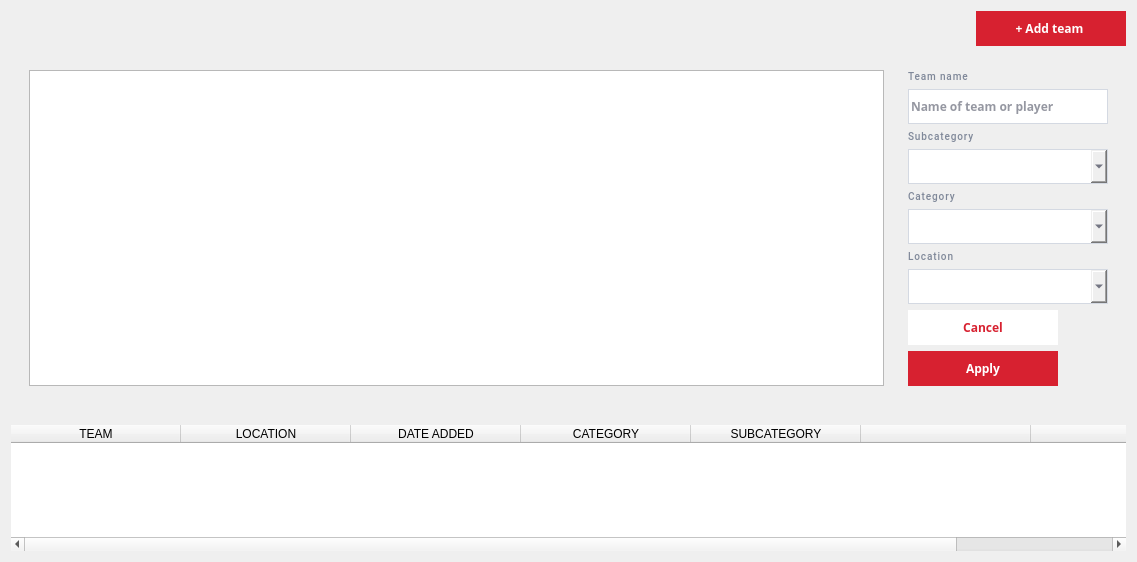
Old version of the form client/screens/widgets/teams/teams.ui in the repository kleroop/TechCourse_2022_12.
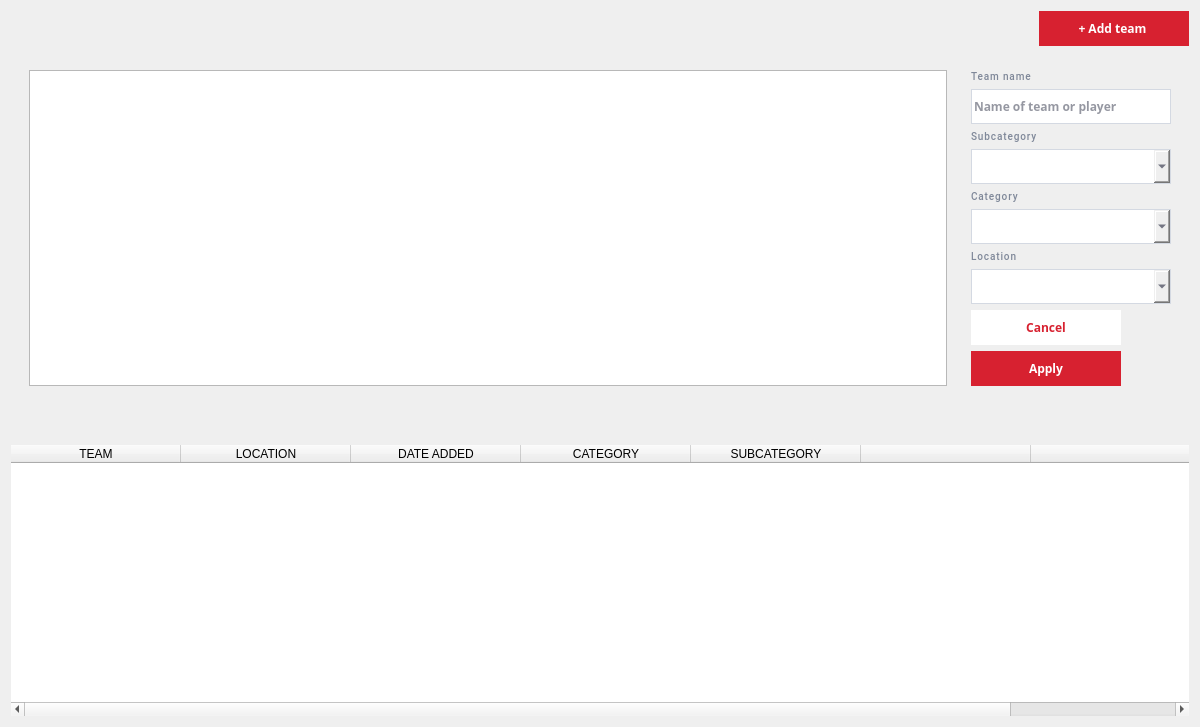
New version of the form. Icons and pictures are not drawn.

Commit message: teams size

Patch:
```diff
--- a/client/screens/widgets/teams/teams.ui
+++ b/client/screens/widgets/teams/teams.ui
@@ -6,8 +6,8 @@
    <rect>
     <x>0</x>
     <y>0</y>
-    <width>1137</width>
-    <height>562</height>
+    <width>1200</width>
+    <height>727</height>
    </rect>
   </property>
   <property name="sizePolicy">
@@ -16,6 +16,12 @@
     <verstretch>0</verstretch>
    </sizepolicy>
   </property>
+  <property name="minimumSize">
+   <size>
+    <width>1200</width>
+    <height>0</height>
+   </size>
+  </property>
   <property name="font">
    <font>
     <family>MS Shell Dlg 2</family>
```
